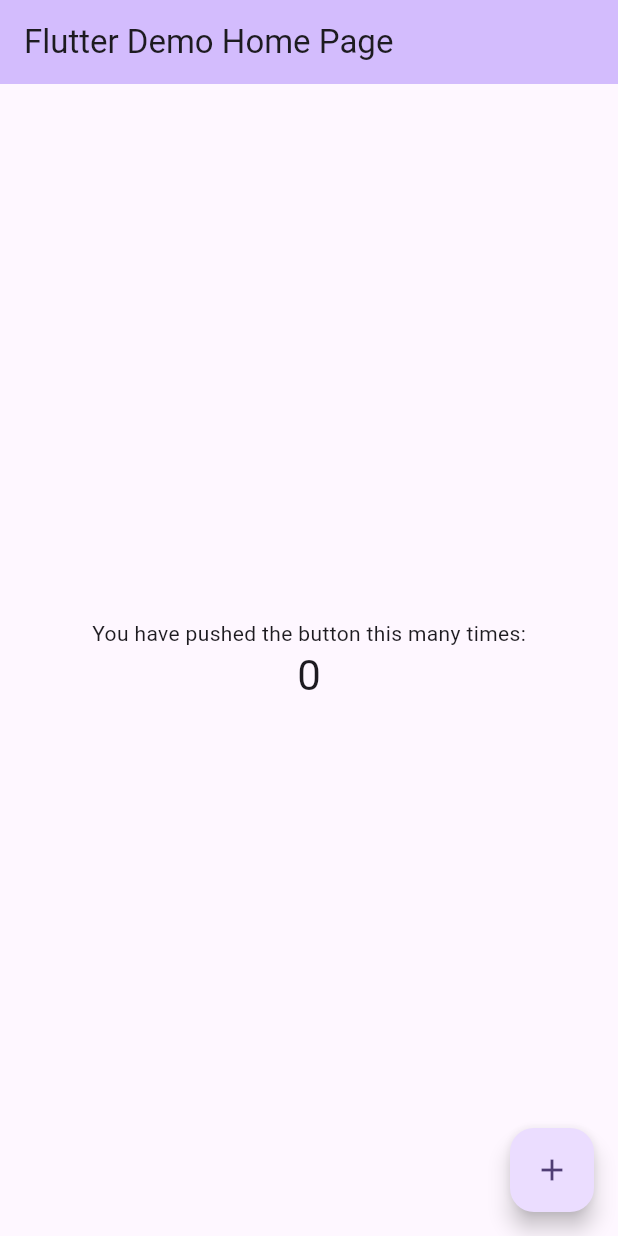
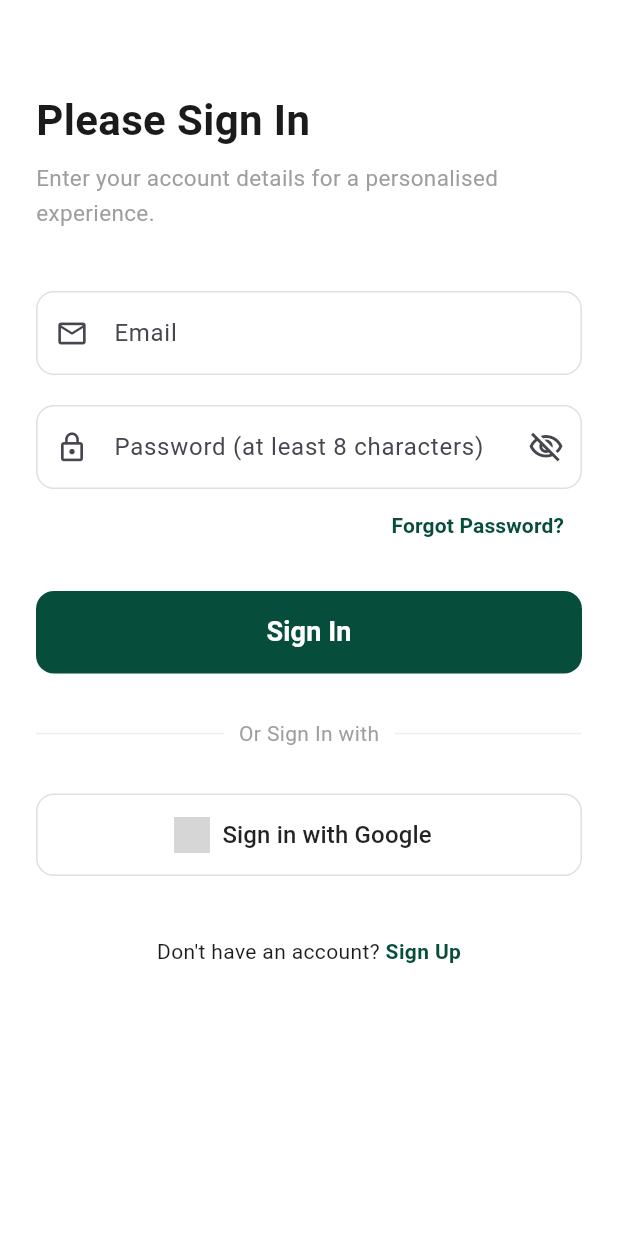
Before and after one commit to karonboshra-cloud/TransitWay, a Flutter app: the screen it shows after launch, on a phone screen of 412 x 824 dp. Run offline on Flutter 3.47's test engine with Material 3 defaults, Android fonts, the phone set to English and light mode, and no system bars; our stand-ins replace flutter_screenutil, google_fonts; network calls fail; grey boxes are pictures that could not be loaded.

Commit message:
feat: splash onboarding and login finished

```diff
--- a/lib/config/theme/theme_manager.dart
+++ b/lib/config/theme/theme_manager.dart
@@ -1 +1,7 @@
-class ThemeM
+import 'package:flutter/material.dart';
+
+class ThemeManager{
+  static final ThemeData light= ThemeData();
+  static final ThemeData dark= ThemeData();
+
+}
--- a/lib/core/routes/routes_manager.dart
+++ b/lib/core/routes/routes_manager.dart
@@ -0,0 +1,21 @@
+import 'package:flutter/cupertino.dart';
+import 'package:transite_way/feature/login/login.dart';
+import 'package:transite_way/feature/onboarding/screen/onboarding_screen.dart';
+import '../../feature/splash/splash.dart';
+
+abstract class RoutesManager{
+  static const String splash="/splash";
+  static const String onboardingScreen="/onboardingScreen";
+  static const String login="/login";
+
+
+
+
+  static Map<String,WidgetBuilder> routes={
+    splash:(context)=>Splash(),
+    onboardingScreen:(context)=>OnboardingScreen(),
+    login:(context)=>LoginScreen(),
+
+
+  };
+}
--- /dev/null
+++ b/lib/feature/login/login.dart
@@ -0,0 +1,171 @@
+import 'package:flutter/material.dart';
+
+void main() => runApp(const MaterialApp(home: LoginScreen()));
+
+class LoginScreen extends StatefulWidget {
+  const LoginScreen({super.key});
+
+  @override
+  State<LoginScreen> createState() => _LoginScreenState();
+}
+
+class _LoginScreenState extends State<LoginScreen> {
+  // Logic Variables
+  bool _isPasswordVisible = false;
+  final TextEditingController _emailController = TextEditingController();
+  final TextEditingController _passwordController = TextEditingController();
+  final _formKey = GlobalKey<FormState>();
+
+  @override
+  Widget build(BuildContext context) {
+    return Scaffold(
+      backgroundColor: Colors.white,
+      body: SafeArea(
+        child: SingleChildScrollView(
+          padding: const EdgeInsets.symmetric(horizontal: 24.0),
+          child: Form(
+            key: _formKey,
+            child: Column(
+              crossAxisAlignment: CrossAxisAlignment.start,
+              children: [
+                const SizedBox(height: 60),
+
+                const Text(
+                  'Please Sign In',
+                  style: TextStyle(fontSize: 28, fontWeight: FontWeight.bold, color: Color(0xFF1B1B1B)),
+                ),
+                const SizedBox(height: 8),
+                const Text(
+                  'Enter your account details for a personalised experience.',
+                  style: TextStyle(fontSize: 15, color: Colors.grey, height: 1.5),
+                ),
+                const SizedBox(height: 40),
+
+                // حقل البريد الإلكتروني
+                TextFormField(
+                  controller: _emailController,
+                  decoration: InputDecoration(
+                    hintText: 'Email',
+                    prefixIcon: const Icon(Icons.email_outlined, size: 22),
+                    border: OutlineInputBorder(borderRadius: BorderRadius.circular(12)),
+                    enabledBorder: OutlineInputBorder(
+                      borderRadius: BorderRadius.circular(12),
+                      borderSide: const BorderSide(color: Color(0xFFE0E0E0)),
+                    ),
+                  ),
+                ),
+                const SizedBox(height: 20),
+
+                // حقل كلمة المرور
+                TextFormField(
+                  controller: _passwordController,
+                  obscureText: !_isPasswordVisible,
+                  decoration: InputDecoration(
+                    hintText: 'Password (at least 8 characters)',
+                    prefixIcon: const Icon(Icons.lock_outline, size: 22),
+                    suffixIcon: IconButton(
+                      icon: Icon(_isPasswordVisible ? Icons.visibility : Icons.visibility_off_outlined),
+                      onPressed: () => setState(() => _isPasswordVisible = !_isPasswordVisible),
+                    ),
+                    border: OutlineInputBorder(borderRadius: BorderRadius.circular(12)),
+                    enabledBorder: OutlineInputBorder(
+                      borderRadius: BorderRadius.circular(12),
+                      borderSide: const BorderSide(color: Color(0xFFE0E0E0)),
+                    ),
+                  ),
+                ),
+
+                // زر نسيت كلمة المرور
+                Align(
+                  alignment: Alignment.centerRight,
+                  child: TextButton(
+                    onPressed: () {},
+                    child: const Text(
+                      'Forgot Password?',
+                      style: TextStyle(color: Color(0xFF064E3B), fontWeight: FontWeight.bold),
+                    ),
+                  ),
+                ),
+                const SizedBox(height: 20),
+
+                // زر تسجيل الدخول
+                SizedBox(
+                  width: double.infinity,
+                  height: 55,
+                  child: ElevatedButton(
+                    onPressed: _handleSignIn,
+                    style: ElevatedButton.styleFrom(
+                      backgroundColor: const Color(0xFF064E3B),
+                      shape: RoundedRectangleBorder(borderRadius: BorderRadius.circular(12)),
+                      elevation: 0,
+                    ),
+                    child: const Text('Sign In', style: TextStyle(color: Colors.white, fontSize: 18, fontWeight: FontWeight.bold)),
+                  ),
+                ),
+
+                const SizedBox(height: 30),
+
+                // الفاصل Or Sign In with
+                Row(
+                  children: [
+                    const Expanded(child: Divider(color: Color(0xFFEEEEEE), thickness: 1)),
+                    const Padding(
+                      padding: EdgeInsets.symmetric(horizontal: 10),
+                      child: Text('Or Sign In with', style: TextStyle(color: Colors.grey)),
+                    ),
+                    const Expanded(child: Divider(color: Color(0xFFEEEEEE), thickness: 1)),
+                  ],
+                ),
+
+                const SizedBox(height: 30),
+
+                // زر جوجل
+                SizedBox(
+                  width: double.infinity,
+                  height: 55,
+                  child: OutlinedButton.icon(
+                    onPressed: () {},
+                    icon: Image.network('https://img.icons8.com/color/48/000000/google-logo.png', height: 24),
+                    label: const Text('Sign in with Google', style: TextStyle(color: Colors.black87, fontSize: 16)),
+                    style: OutlinedButton.styleFrom(
+                      side: const BorderSide(color: Color(0xFFE0E0E0)),
+                      shape: RoundedRectangleBorder(borderRadius: BorderRadius.circular(12)),
+                    ),
+                  ),
+                ),
+
+                const SizedBox(height: 40),
+
+                // Footer (Sign Up)
+                Row(
+                  mainAxisAlignment: MainAxisAlignment.center,
+                  children: [
+                    const Text("Don't have an account? "),
+                    GestureDetector(
+                      onTap: () {},
+                      child: const Text(
+                        "Sign Up",
+                        style: TextStyle(color: Color(0xFF064E3B), fontWeight: FontWeight.bold),
+                      ),
+                    ),
+                  ],
+                ),
+              ],
+            ),
+          ),
+        ),
+      ),
+    );
+  }
+
+  // Logic Function
+  void _handleSignIn() {
+    if (_emailController.text.isEmpty || _passwordController.text.length < 8) {
+      ScaffoldMessenger.of(context).showSnackBar(
+        const SnackBar(content: Text('Please enter valid credentials')),
+      );
+    } else {
+      print("Logging in with: ${_emailController.text}");
+    }
+  }
+}
--- a/lib/main.dart
+++ b/lib/main.dart
@@ -1,122 +1,29 @@
 import 'package:flutter/material.dart';
+import 'package:flutter_screenutil/flutter_screenutil.dart';
+import 'package:transite_way/config/theme/theme_manager.dart';
+import 'package:transite_way/core/routes/routes_manager.dart';
 
 void main() {
-  runApp(const MyApp());
+  runApp(const TransitWay());
 }
 
-class MyApp extends StatelessWidget {
-  const MyApp({super.key});
+class TransitWay extends StatelessWidget {
+  const TransitWay({super.key});
 
   // This widget is the root of your application.
   @override
   Widget build(BuildContext context) {
-    return MaterialApp(
-      title: 'Flutter Demo',
-      theme: ThemeData(
-        // This is the theme of your application.
-        //
-        // TRY THIS: Try running your application with "flutter run". You'll see
-        // the application has a purple toolbar. Then, without quitting the app,
-        // try changing the seedColor in the colorScheme below to Colors.green
-        // and then invoke "hot reload" (save your changes or press the "hot
-        // reload" button in a Flutter-supported IDE, or press "r" if you used
-        // the command line to start the app).
-        //
-        // Notice that the counter didn't reset back to zero; the application
-        // state is not lost during the reload. To reset the state, use hot
-        // restart instead.
-        //
-        // This works for code too, not just values: Most code changes can be
-        // tested with just a hot reload.
-        colorScheme: ColorScheme.fromSeed(seedColor: Colors.deepPurple),
+    return ScreenUtilInit(
+      designSize: const Size(375, 291),
+      minTextAdapt: true,
+      splitScreenMode: true,
+      child: MaterialApp(
+        debugShowCheckedModeBanner: false,
+        initialRoute:RoutesManager.login,
+        routes: RoutesManager.routes,
+        theme:ThemeManager.light ,
+        themeMode:ThemeMode.light ,
+        darkTheme: ThemeManager.dark,
       ),
-      home: const MyHomePage(title: 'Flutter Demo Home Page'),
     );
-  }
-}
-
-class MyHomePage extends StatefulWidget {
-  const MyHomePage({super.key, required this.title});
-
-  // This widget is the home page of your application. It is stateful, meaning
-  // that it has a State object (defined below) that contains fields that affect
-  // how it looks.
-
-  // This class is the configuration for the state. It holds the values (in this
-  // case the title) provided by the parent (in this case the App widget) and
-  // used by the build method of the State. Fields in a Widget subclass are
-  // always marked "final".
-
-  final String title;
-
-  @override
-  State<MyHomePage> createState() => _MyHomePageState();
-}
-
-class _MyHomePageState extends State<MyHomePage> {
-  int _counter = 0;
-
-  void _incrementCounter() {
-    setState(() {
-      // This call to setState tells the Flutter framework that something has
-      // changed in this State, which causes it to rerun the build method below
-      // so that the display can reflect the updated values. If we changed
-      // _counter without calling setState(), then the build method would not be
-      // called again, and so nothing would appear to happen.
-      _counter++;
-    });
-  }
-
-  @override
-  Widget build(BuildContext context) {
-    // This method is rerun every time setState is called, for instance as done
-    // by the _incrementCounter method above.
-    //
-    // The Flutter framework has been optimized to make rerunning build methods
-    // fast, so that you can just rebuild anything that needs updating rather
-    // than having to individually change instances of widgets.
-    return Scaffold(
-      appBar: AppBar(
-        // TRY THIS: Try changing the color here to a specific color (to
-        // Colors.amber, perhaps?) and trigger a hot reload to see the AppBar
-        // change color while the other colors stay the same.
-        backgroundColor: Theme.of(context).colorScheme.inversePrimary,
-        // Here we take the value from the MyHomePage object that was created by
-        // the App.build method, and use it to set our appbar title.
-        title: Text(widget.title),
-      ),
-      body: Center(
-        // Center is a layout widget. It takes a single child and positions it
-        // in the middle of the parent.
-        child: Column(
-          // Column is also a layout widget. It takes a list of children and
-          // arranges them vertically. By default, it sizes itself to fit its
-          // children horizontally, and tries to be as tall as its parent.
-          //
-          // Column has various properties to control how it sizes itself and
-          // how it positions its children. Here we use mainAxisAlignment to
-          // center the children vertically; the main axis here is the vertical
-          // axis because Columns are vertical (the cross axis would be
-          // horizontal).
-          //
-          // TRY THIS: Invoke "debug painting" (choose the "Toggle Debug Paint"
-          // action in the IDE, or press "p" in the console), to see the
-          // wireframe for each widget.
-          mainAxisAlignment: MainAxisAlignment.center,
-          children: <Widget>[
-            const Text('You have pushed the button this many times:'),
-            Text(
-              '$_counter',
-              style: Theme.of(context).textTheme.headlineMedium,
-            ),
-          ],
-        ),
-      ),
-      floatingActionButton: FloatingActionButton(
-        onPressed: _incrementCounter,
-        tooltip: 'Increment',
-        child: const Icon(Icons.add),
-      ), // This trailing comma makes auto-formatting nicer for build methods.
-    );
-  }
-}
+  }}
```
Also changed, not shown: lib/core/resources/assest_manager.dart (+16 -0 lines), lib/core/resources/color_manager.dart (+11 -1 lines), lib/feature/onboarding/model/onboarding_model.dart (+26 -0 lines), lib/feature/onboarding/screen/onboarding_screen.dart (+61 -0 lines), lib/feature/onboarding/widged/onboarding_widget.dart (+127 -0 lines), lib/feature/splash/splash.dart (+47 -0 lines), pubspec.yaml (+6 -2 lines), assets/images/buss.jpg (added), assets/images/phone.jpg (added), assets/images/phonee.jpg (added), avengers.jpg (added), pubspec.lock.
